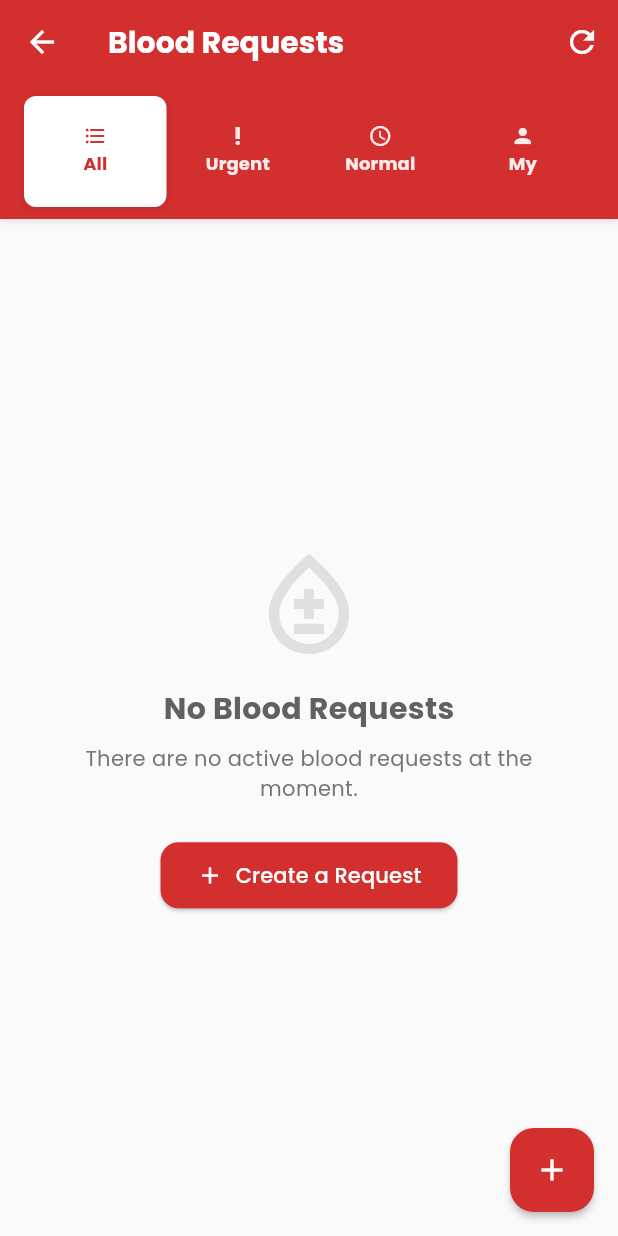
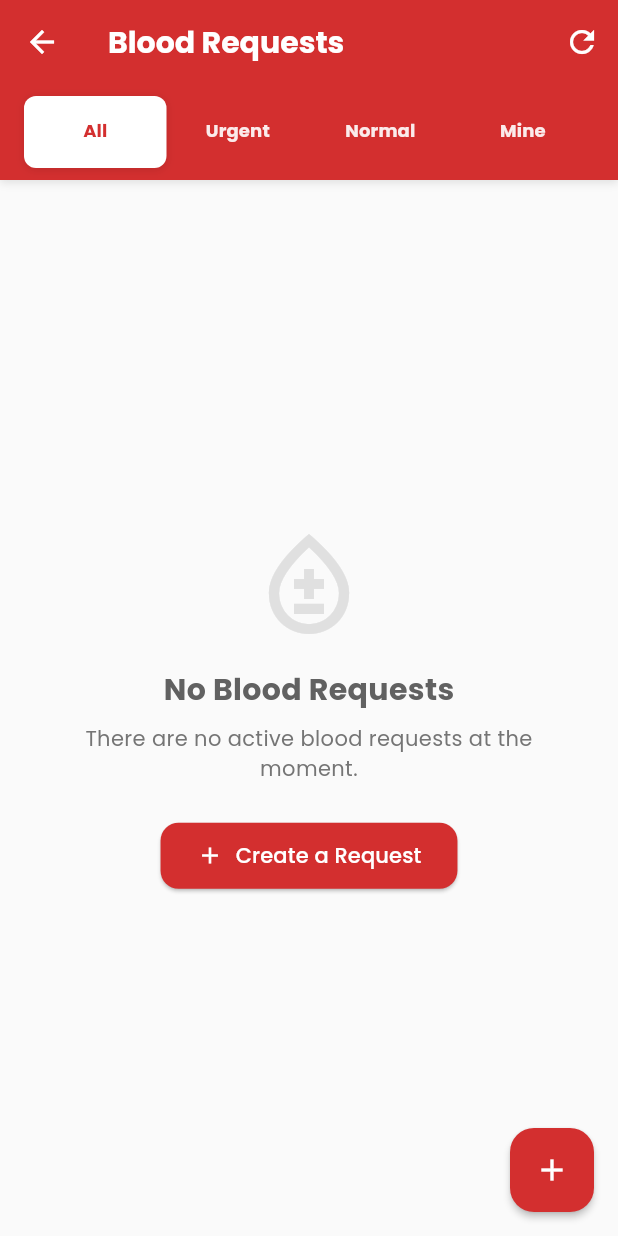
Before and after one commit to HaseebTariq45/BloodLine, a Flutter app: the BloodRequestsListScreen screen opened by its route, on a phone screen of 412 x 824 dp. Run offline on Flutter 3.47's test engine with Material 3 defaults, Android fonts, the phone set to English and light mode, and no system bars; our stand-ins replace animate_do, cloud_firestore, connectivity_plus, firebase_auth, firebase_core, firebase_messaging and 12 more; missing offline and left inert: open_file_manager; accounts and stored records are empty.

Commit message:
BloodLine

```diff
--- a/lib/screens/blood_requests_list_screen.dart
+++ b/lib/screens/blood_requests_list_screen.dart
@@ -24,7 +24,7 @@ class _BloodRequestsListScreenState extends State<BloodRequestsListScreen>
   late Animation<double> _fadeAnimation;
   late TabController _tabController;
 
-  final List<String> _tabs = ['All', 'Urgent', 'Normal', 'My Requests'];
+  final List<String> _tabs = ['All', 'Urgent', 'Normal', 'Mine'];
   final List<IconData> _tabIcons = [
     Icons.format_list_bulleted,
     Icons.priority_high,
@@ -432,20 +432,16 @@ class _BloodRequestsListScreenState extends State<BloodRequestsListScreen>
                     ),
                     tabs: [
                       Tab(
-                        icon: Icon(Icons.format_list_bulleted, size: 16),
                         text: 'All',
                       ),
                       Tab(
-                        icon: Icon(Icons.priority_high, size: 16),
                         text: 'Urgent',
                       ),
                       Tab(
-                        icon: Icon(Icons.schedule, size: 16),
                         text: 'Normal',
                       ),
                       Tab(
-                        icon: Icon(Icons.person, size: 16),
-                        text: 'My',
+                        text: 'Mine',
                       ),
                     ],
                   ),
@@ -462,7 +458,7 @@ class _BloodRequestsListScreenState extends State<BloodRequestsListScreen>
                 _buildRequestsList('All'),
                 _buildRequestsList('Urgent'),
                 _buildRequestsList('Normal'),
-                _buildRequestsList('My'),
+                _buildRequestsList('Mine'),
               ],
             ),
           ),
@@ -931,7 +927,7 @@ class _BloodRequestsListScreenState extends State<BloodRequestsListScreen>
         // Then apply tab-specific filters to the active requests only
         final appProvider = Provider.of<AppProvider>(context, listen: false);
         final filteredRequests = activeRequests.where((request) {
-          if (filter == 'My') {
+          if (filter == 'Mine') {
             return request.requesterId == appProvider.currentUser.id;
           } else if (filter == 'Urgent') {
             return request.urgency == 'Urgent';
```
